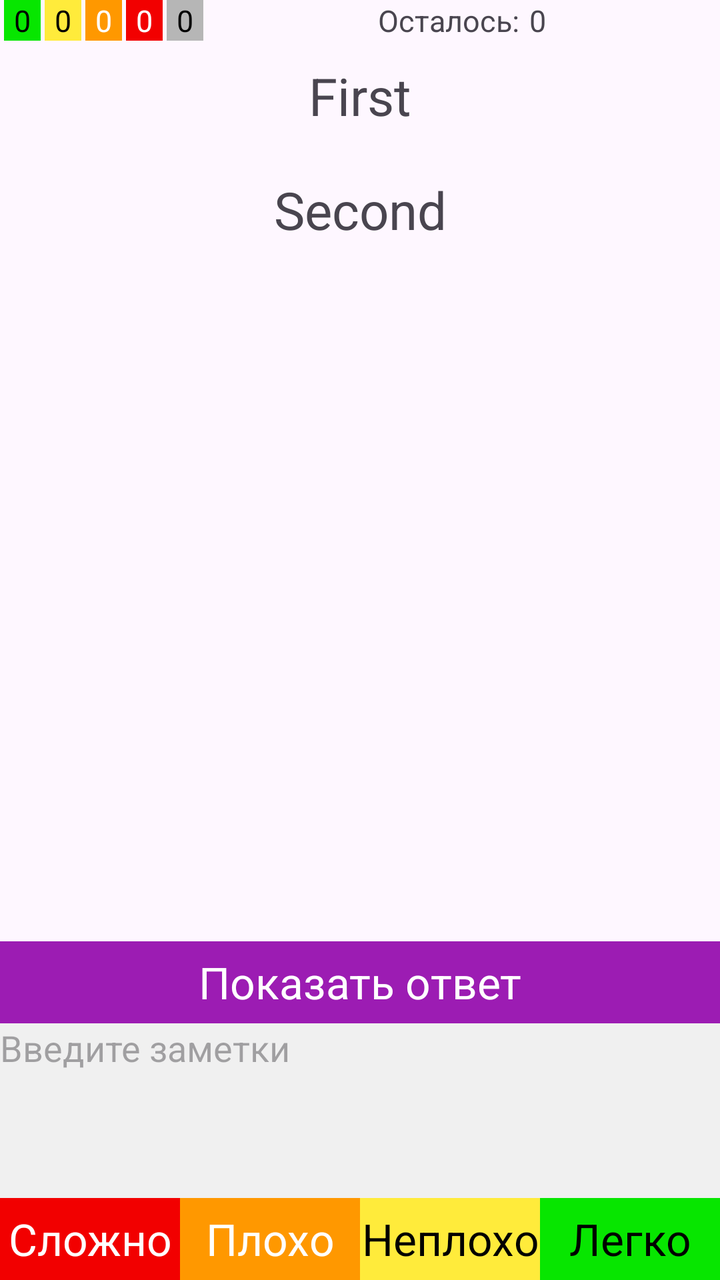
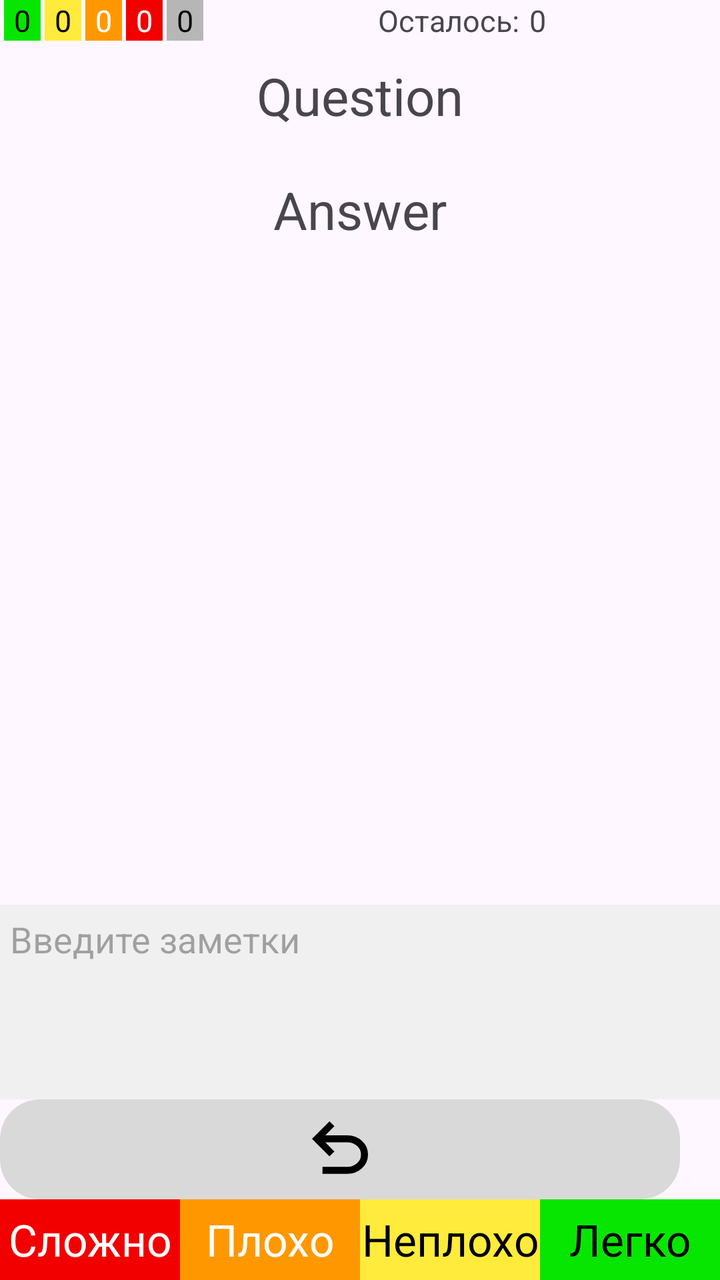

The first picture is an Android layout as it rendered before a commit; the second is the same layout after the commit. The layout source and the unified diff follow.
<!-- AndroidManifest.xml: application theme Theme.FGLearning -->
<!-- res/layout/fragment_run_flashcards.xml -->
<?xml version="1.0" encoding="utf-8"?>
<FrameLayout xmlns:android="http://schemas.android.com/apk/res/android"
    xmlns:tools="http://schemas.android.com/tools"
    android:layout_width="match_parent"
    android:layout_height="match_parent"
    tools:context=".fragments.exercises.RunFlashcardsFragment">

    <LinearLayout
        android:layout_width="match_parent"
        android:layout_height="match_parent"
        android:gravity="center"
        android:orientation="vertical">

        <LinearLayout
            android:layout_width="match_parent"
            android:layout_height="wrap_content"
            android:orientation="horizontal">
            <TextView
                android:id="@+id/countEasyDifficultyText"
                android:gravity="center"
                android:layout_marginStart="2dp"
                android:layout_width="wrap_content"
                android:layout_height="wrap_content"
                android:background="@color/green"
                android:textColor="@color/black"
                android:textSize="15sp"
                android:paddingStart="5dp"
                android:paddingEnd="5dp"
                android:text="0" />
            <TextView
                android:id="@+id/countNotBadDifficultyText"
                android:gravity="center"
                android:layout_marginStart="2dp"
                android:layout_width="wrap_content"
                android:layout_height="wrap_content"
                android:background="@color/yellow"
                android:textColor="@color/black"
                android:textSize="15sp"
                android:paddingStart="5dp"
                android:paddingEnd="5dp"
                android:text="0" />
            <TextView
                android:id="@+id/countBadDifficultyText"
                android:gravity="center"
                android:layout_marginStart="2dp"
                android:layout_width="wrap_content"
                android:layout_height="wrap_content"
                android:background="@color/orange"
                android:textColor="@color/white"
                android:textSize="15sp"
                android:paddingStart="5dp"
                android:paddingEnd="5dp"
                android:text="0" />
            <TextView
                android:id="@+id/countHardDifficultyText"
                android:gravity="center"
                android:layout_marginStart="2dp"
                android:layout_width="wrap_content"
                android:layout_height="wrap_content"
                android:background="@color/red"
                android:textColor="@color/white"
                android:textSize="15sp"
                android:paddingStart="5dp"
                android:paddingEnd="5dp"
                android:text="0" />
            <TextView
                android:id="@+id/countNotSelectedDifficultyText"
                android:gravity="center"
                android:layout_marginStart="2dp"
                android:layout_width="wrap_content"
                android:layout_height="wrap_content"
                android:background="@color/gray"
                android:textColor="@color/black"
                android:textSize="15sp"
                android:paddingStart="5dp"
                android:paddingEnd="5dp"
                android:text="0" />
            <Space
                android:layout_width="match_parent"
                android:layout_height="0dp"
                android:layout_weight="1"/>
            <TextView
                android:layout_width="wrap_content"
                android:layout_height="wrap_content"
                android:text="Осталось:"
                android:textSize="15sp"/>
            <TextView
                android:id="@+id/countLeftText"
                android:layout_marginStart="5dp"
                android:layout_width="wrap_content"
                android:layout_height="wrap_content"
                android:text="0"
                android:textSize="15sp"/>
            <Space
                android:layout_width="match_parent"
                android:layout_height="0dp"
                android:layout_weight="1"/>
        </LinearLayout>

        <TextView
            android:id="@+id/firstText"
            android:layout_marginTop="10dp"
            android:gravity="center"
            android:scrollbars="vertical"
            android:layout_width="match_parent"
            android:layout_height="wrap_content"
            android:textSize="26dp"
            android:text="First"/>
        <LinearLayout
            android:id="@+id/answerAndSeparatorLayout"
            android:layout_width="wrap_content"
            android:layout_height="wrap_content"
            android:orientation="vertical">
            <View
                android:id="@+id/separator"
                android:layout_width="match_parent"
                android:layout_height="2dp"
                android:foreground="@color/gray"
                android:layout_marginTop="10dp"
                android:layout_marginBottom="10dp"
                android:layout_marginStart="10dp"
                android:layout_marginEnd="10dp"/>
            <TextView
                android:id="@+id/secondText"
                android:gravity="center"
                android:scrollbars="vertical"
                android:layout_width="match_parent"
                android:layout_height="wrap_content"
                android:textSize="26dp"
                android:text="Second"/>
        </LinearLayout>

        <Space
            android:layout_width="match_parent"
            android:layout_height="0dp"
            android:layout_weight="3"/>

        <TextView
            android:id="@+id/showAnswerButton"
            android:layout_height="wrap_content"
            android:layout_width="match_parent"
            android:background="@color/purple"
            android:text="Показать ответ"
            android:gravity="center"
            android:layout_weight="0.1"
            android:textColor="@color/white"
            android:textSize="22dp"/>

        <EditText
            android:id="@+id/notesEditText"
            android:layout_width="match_parent"
            android:layout_height="wrap_content"
            android:minLines="4"
            android:maxLines="4"
            android:background="#F0F0F0"
            android:gravity="top"
            android:maxLength="100"
            android:inputType="textMultiLine|textCapSentences"
            android:scrollbars="vertical"
            android:hint="Введите заметки"/>

        <LinearLayout
            android:id="@+id/setDifficultyButtons"
            android:layout_width="match_parent"
            android:layout_height="wrap_content"
            android:layout_weight="0.1"
            android:orientation="horizontal">
            <TextView
                android:id="@+id/setDifficultyHardButton"
                android:layout_width="0dp"
                android:layout_height="match_parent"
                android:layout_weight="1"
                android:background="@color/red"
                android:text="Сложно"
                android:gravity="center"
                android:textColor="@color/white"
                android:textSize="22dp"/>
            <TextView
                android:id="@+id/setDifficultyBadButton"
                android:layout_width="0dp"
                android:layout_height="match_parent"
                android:layout_weight="1"
                android:background="@color/orange"
                android:text="Плохо"
                android:gravity="center"
                android:textColor="@color/white"
                android:textSize="22dp"/>
            <TextView
                android:id="@+id/setDifficultyNotBadButton"
                android:layout_width="0dp"
                android:layout_height="match_parent"
                android:layout_weight="1"
                android:background="@color/yellow"
                android:text="Неплохо"
                android:gravity="center"
                android:textColor="@color/black"
                android:textSize="22dp"/>
            <TextView
                android:id="@+id/setDifficultyEasyButton"
                android:layout_width="0dp"
                android:layout_height="match_parent"
                android:layout_weight="1"
                android:background="@color/green"
                android:text="Легко"
                android:gravity="center"
                android:textColor="@color/black"
                android:textSize="22dp"/>
        </LinearLayout>

    </LinearLayout>

</FrameLayout>
<!-- resources referenced by this layout -->
<resources>
  <color name="black">#FF000000</color>
  <color name="gray">#B6B6B6</color>
  <color name="green">#07E600</color>
  <color name="orange">#FF9800</color>
  <color name="purple">#9C1CB3</color>
  <color name="red">#F20000</color>
  <color name="white">#FFFFFFFF</color>
  <color name="yellow">#FFEB3B</color>
  <style name="Theme.FGLearning" parent="Base.Theme.FGLearning">
      </style>
  <style name="Base.Theme.FGLearning" parent="Theme.Material3.DayNight.NoActionBar">
      </style>
</resources>

<!-- the commit's change to res/layout/fragment_run_flashcards.xml (unified diff, before → after) -->
@@ -105,7 +105,7 @@
             android:layout_width="match_parent"
             android:layout_height="wrap_content"
             android:textSize="26dp"
-            android:text="First"/>
+            android:text="Question"/>
         <LinearLayout
             android:id="@+id/answerAndSeparatorLayout"
             android:layout_width="wrap_content"
@@ -127,7 +127,7 @@
                 android:layout_width="match_parent"
                 android:layout_height="wrap_content"
                 android:textSize="26dp"
-                android:text="Second"/>
+                android:text="Answer"/>
         </LinearLayout>
 
         <Space
@@ -135,29 +135,51 @@
             android:layout_height="0dp"
             android:layout_weight="3"/>
 
-        <TextView
-            android:id="@+id/showAnswerButton"
-            android:layout_height="wrap_content"
-            android:layout_width="match_parent"
-            android:background="@color/purple"
-            android:text="Показать ответ"
-            android:gravity="center"
-            android:layout_weight="0.1"
-            android:textColor="@color/white"
-            android:textSize="22dp"/>
-
-        <EditText
-            android:id="@+id/notesEditText"
-            android:layout_width="match_parent"
-            android:layout_height="wrap_content"
-            android:minLines="4"
-            android:maxLines="4"
-            android:background="#F0F0F0"
-            android:gravity="top"
-            android:maxLength="100"
-            android:inputType="textMultiLine|textCapSentences"
-            android:scrollbars="vertical"
-            android:hint="Введите заметки"/>
+
+
+
+
+
+
+
+
+
+
+
+        <LinearLayout
+            android:id="@+id/notesLayout"
+            android:layout_width="match_parent"
+            android:layout_height="wrap_content"
+            android:orientation="vertical">
+
+            <EditText
+                android:id="@+id/notesEditText"
+                android:layout_width="match_parent"
+                android:layout_height="wrap_content"
+                android:background="#F0F0F0"
+                android:gravity="top"
+                android:hint="Введите заметки"
+                android:inputType="textMultiLine|textCapSentences"
+                android:maxLength="100"
+                android:maxLines="4"
+                android:minLines="4"
+                android:padding="5dp"
+                android:scrollbars="vertical" />
+            <LinearLayout
+                android:layout_width="match_parent"
+                android:layout_height="wrap_content"
+                android:orientation="horizontal">
+                <ImageView
+                    android:layout_width="0dp"
+                    android:layout_height="50dp"
+                    android:src="@drawable/undo"
+                    android:layout_marginEnd="20dp"
+                    android:background="@drawable/shape_rounded"
+                    android:backgroundTint="@color/light_gray"
+                    android:layout_weight="1"/>
+
+            </LinearLayout>
+        </LinearLayout>
 
         <LinearLayout
             android:id="@+id/setDifficultyButtons"
<!-- resource entries referenced after the edit -->
@@ -3,11 +3,31 @@
   <color name="black">#FF000000</color>
   <color name="gray">#B6B6B6</color>
   <color name="green">#07E600</color>
+  <color name="light_gray">#D9D9D9</color>
   <color name="orange">#FF9800</color>
-  <color name="purple">#9C1CB3</color>
   <color name="red">#F20000</color>
   <color name="white">#FFFFFFFF</color>
   <color name="yellow">#FFEB3B</color>
+  <!-- drawable shape_rounded (drawable) -->
+  <?xml version="1.0" encoding="utf-8"?>
+  <shape xmlns:android="http://schemas.android.com/apk/res/android"
+      android:shape="rectangle">
+  
+      <solid android:color="@color/light_gray" />
+      
+      <corners android:radius="20dp" />
+      <padding
+          android:left="4dp"
+          android:top="4dp"
+          android:right="4dp"
+          android:bottom="4dp" />
+  </shape>
+  <!-- drawable undo (drawable) -->
+  <vector xmlns:android="http://schemas.android.com/apk/res/android" android:autoMirrored="true" android:height="24dp" android:tint="#000000" android:viewportHeight="960" android:viewportWidth="960" android:width="24dp">
+        
+      <path android:fillColor="@android:color/white" android:pathData="M280,760L280,680L564,680Q627,680 673.5,640Q720,600 720,540Q720,480 673.5,440Q627,400 564,400L312,400L416,504L360,560L160,360L360,160L416,216L312,320L564,320Q661,320 730.5,383Q800,446 800,540Q800,634 730.5,697Q661,760 564,760L280,760Z"/>
+      
+  </vector>
   <style name="Theme.FGLearning" parent="Base.Theme.FGLearning">
       </style>
   <style name="Base.Theme.FGLearning" parent="Theme.Material3.DayNight.NoActionBar">
